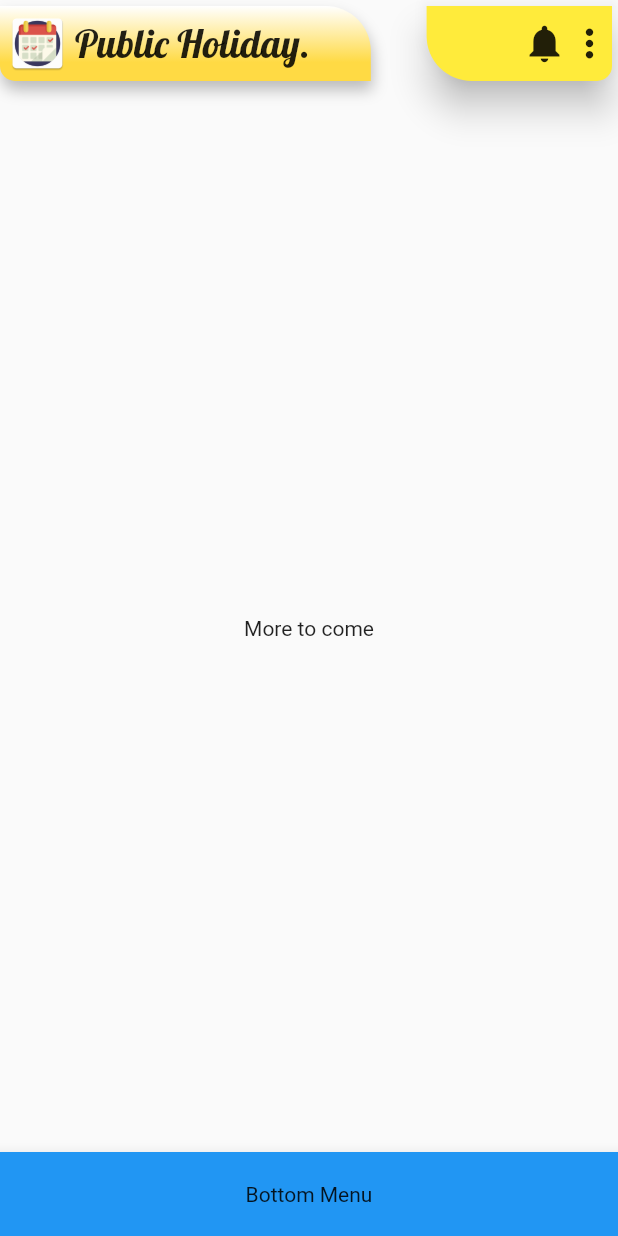
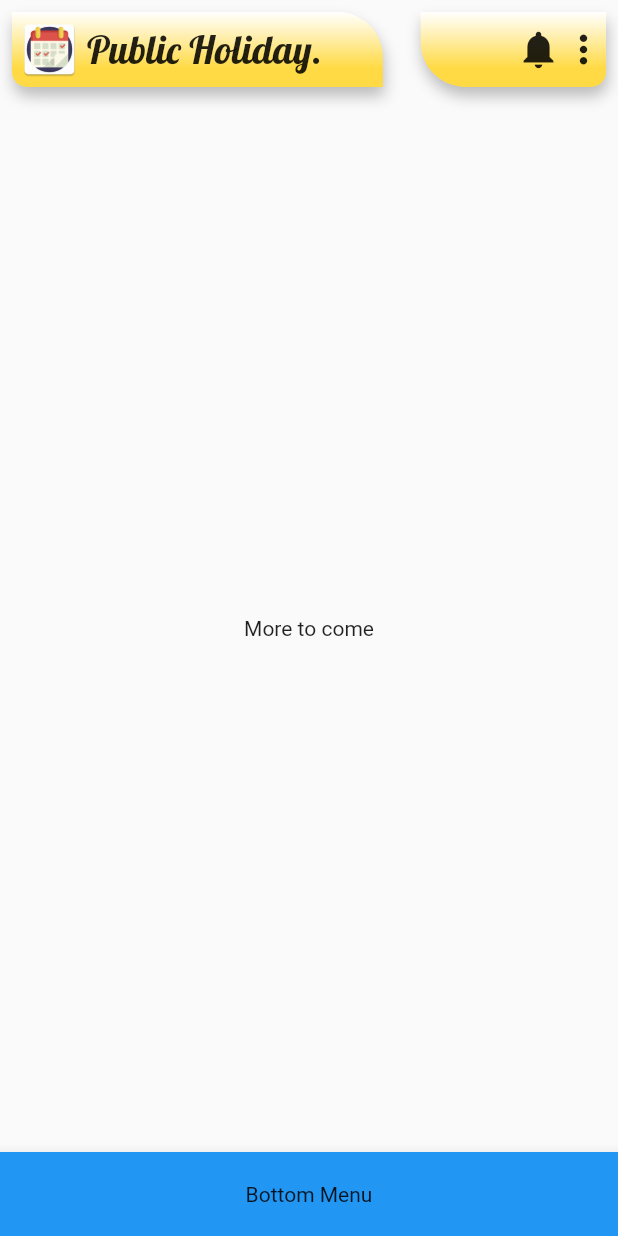
Before and after one commit to MartinBruska/PublicHolidayRebuild, a Flutter app: the screen it shows after launch, on a phone screen of 412 x 824 dp. Run offline on Flutter 3.47's test engine with Material 2 defaults, Android fonts, the phone set to English and light mode, and no system bars; our stand-ins replace google_fonts.

Commit message:
second part app bar rebuild to container, margin to app bar added

```diff
--- a/public_holiday/lib/components/top_app_bar.dart
+++ b/public_holiday/lib/components/top_app_bar.dart
@@ -44,6 +44,7 @@ class TopAppBar extends StatelessWidget implements PreferredSizeWidget {
                 ),
                 width: MediaQuery.of(context).size.width * 0.6,
                 height: 50,
+                margin: const EdgeInsets.all(8.0),
                 child: Row(
                   children: <Widget>[
                     Padding(
@@ -61,18 +62,30 @@ class TopAppBar extends StatelessWidget implements PreferredSizeWidget {
                   ],
                 ),
               ),
-              Card(
-                color: Colors.yellow,
-                elevation: 10,
-                shape: RoundedRectangleBorder(
+              Container(
+                decoration: BoxDecoration(
+                  color: const Color(0xFFFFDA44),
                   borderRadius: BorderRadius.only(
+                    bottomRight: Radius.circular(10),
                     bottomLeft: Radius.circular(30),
-                    bottomRight: Radius.circular(10),
                   ),
+                  gradient: LinearGradient(
+                    begin: Alignment(0, 0.5),
+                    end: Alignment.topCenter,
+                    colors: [const Color(0xFFFFDA44), const Color(0xFFFFFFFF)],
+                    tileMode: TileMode.clamp,
                   ),
-                child: Container(
+                  boxShadow: [
+                    BoxShadow(
+                      color: Colors.black.withOpacity(0.25),
+                      offset: Offset(1, 6),
+                      blurRadius: 8.0,
+                    ),
+                  ],
+                ),
                 height: 50,
                 width: MediaQuery.of(context).size.width * 0.30,
+                margin: const EdgeInsets.all(8.0),
                 child: Row(
                   mainAxisAlignment: MainAxisAlignment.end,
                   mainAxisSize: MainAxisSize.max,
@@ -94,7 +107,6 @@ class TopAppBar extends StatelessWidget implements PreferredSizeWidget {
                   ],
                 ),
               ),
-              ),
             ],
           ),
         ],
```
Lines whose indentation alone changed are shown as unchanged.
